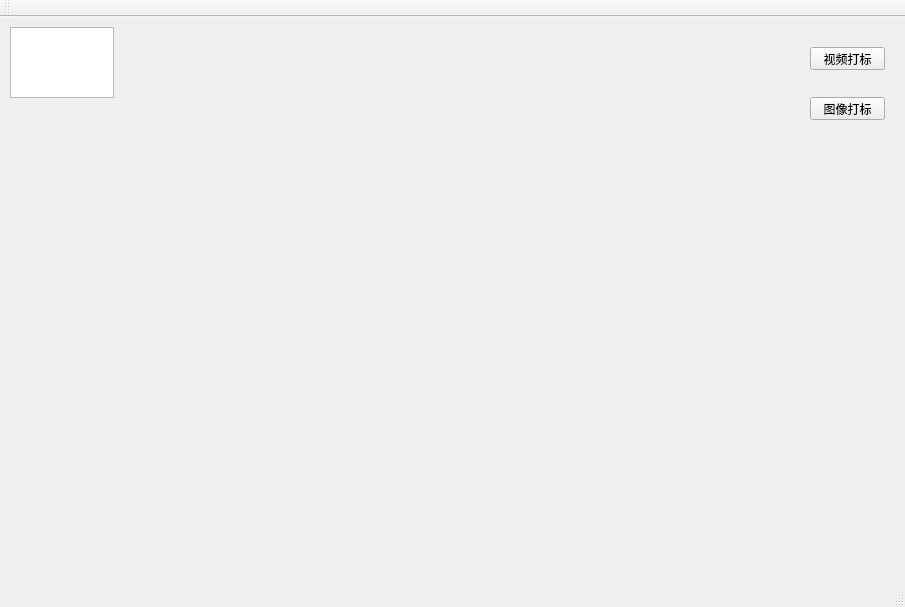
Old version of the form mainwindow.ui in the repository hust-diangroup/LabelMark.
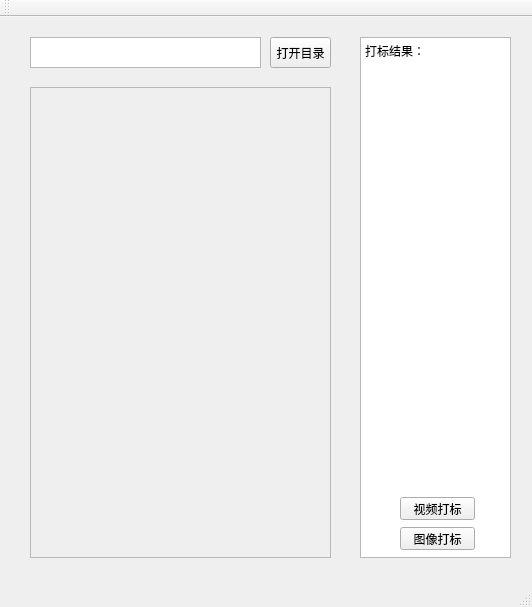
New version of the form.

What changed in the file:
```diff
--- a/mainwindow.ui
+++ b/mainwindow.ui
@@ -6,7 +6,7 @@
    <rect>
     <x>0</x>
     <y>0</y>
-    <width>905</width>
+    <width>532</width>
     <height>607</height>
    </rect>
   </property>
@@ -14,11 +14,75 @@
    <string>MainWindow</string>
   </property>
   <widget class="QWidget" name="centralWidget">
+   <widget class="QTextEdit" name="textEdit">
+    <property name="geometry">
+     <rect>
+      <x>360</x>
+      <y>20</y>
+      <width>151</width>
+      <height>521</height>
+     </rect>
+    </property>
+    <property name="html">
+     <string>&lt;!DOCTYPE HTML PUBLIC &quot;-//W3C//DTD HTML 4.0//EN&quot; &quot;http://www.w3.org/TR/REC-html40/strict.dtd&quot;&gt;
+&lt;html&gt;&lt;head&gt;&lt;meta name=&quot;qrichtext&quot; content=&quot;1&quot; /&gt;&lt;style type=&quot;text/css&quot;&gt;
+p, li { white-space: pre-wrap; }
+&lt;/style&gt;&lt;/head&gt;&lt;body style=&quot; font-family:'SimSun'; font-size:9pt; font-weight:400; font-style:normal;&quot;&gt;
+&lt;p style=&quot; margin-top:0px; margin-bottom:0px; margin-left:0px; margin-right:0px; -qt-block-indent:0; text-indent:0px;&quot;&gt;打标结果：&lt;/p&gt;
+&lt;p style=&quot;-qt-paragraph-type:empty; margin-top:0px; margin-bottom:0px; margin-left:0px; margin-right:0px; -qt-block-indent:0; text-indent:0px;&quot;&gt;&lt;br /&gt;&lt;/p&gt;&lt;/body&gt;&lt;/html&gt;</string>
+    </property>
+   </widget>
+   <widget class="QScrollArea" name="scrollArea">
+    <property name="geometry">
+     <rect>
+      <x>30</x>
+      <y>70</y>
+      <width>301</width>
+      <height>471</height>
+     </rect>
+    </property>
+    <property name="widgetResizable">
+     <bool>true</bool>
+    </property>
+    <widget class="QWidget" name="scrollAreaWidgetContents">
+     <property name="geometry">
+      <rect>
+       <x>0</x>
+       <y>0</y>
+       <width>299</width>
+       <height>469</height>
+      </rect>
+     </property>
+    </widget>
+   </widget>
+   <widget class="QPushButton" name="pushButton_3">
+    <property name="geometry">
+     <rect>
+      <x>270</x>
+      <y>20</y>
+      <width>61</width>
+      <height>31</height>
+     </rect>
+    </property>
+    <property name="text">
+     <string>打开目录</string>
+    </property>
+   </widget>
+   <widget class="QTextEdit" name="textEdit_2">
+    <property name="geometry">
+     <rect>
+      <x>30</x>
+      <y>20</y>
+      <width>231</width>
+      <height>31</height>
+     </rect>
+    </property>
+   </widget>
    <widget class="QPushButton" name="pushButton">
     <property name="geometry">
      <rect>
-      <x>810</x>
-      <y>30</y>
+      <x>400</x>
+      <y>480</y>
       <width>75</width>
       <height>23</height>
      </rect>
@@ -27,21 +91,11 @@
      <string>视频打标</string>
     </property>
    </widget>
-   <widget class="QTextEdit" name="textEdit">
-    <property name="geometry">
-     <rect>
-      <x>10</x>
-      <y>10</y>
-      <width>104</width>
-      <height>71</height>
-     </rect>
-    </property>
-   </widget>
    <widget class="QPushButton" name="pushButton_2">
     <property name="geometry">
      <rect>
-      <x>810</x>
-      <y>80</y>
+      <x>400</x>
+      <y>510</y>
       <width>75</width>
       <height>23</height>
      </rect>
```
Left out of the diff: 2 changed lines with no effect on the pictures.
